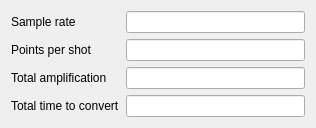
The window that PyFANS/UI/UI_TimetraceExtractorSettings.ui (zigorrom/PyFANS) describes before a commit, drawn with Qt 5.
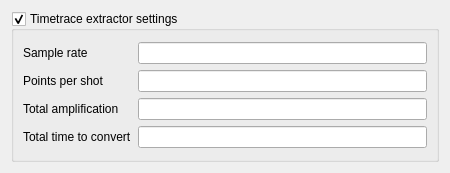
The same window after the commit.

```diff
--- a/PyFANS/UI/UI_TimetraceExtractorSettings.ui
+++ b/PyFANS/UI/UI_TimetraceExtractorSettings.ui
@@ -6,8 +6,8 @@
    <rect>
     <x>0</x>
     <y>0</y>
-    <width>316</width>
-    <height>118</height>
+    <width>450</width>
+    <height>173</height>
    </rect>
   </property>
   <property name="sizePolicy">
@@ -19,6 +19,15 @@
   <property name="windowTitle">
    <string>Settings</string>
   </property>
+  <layout class="QVBoxLayout" name="verticalLayout_2">
+   <item>
+    <widget class="QGroupBox" name="ui_use_timetrace_settings">
+     <property name="title">
+      <string>Timetrace extractor settings</string>
+     </property>
+     <property name="checkable">
+      <bool>true</bool>
+     </property>
   <layout class="QVBoxLayout" name="verticalLayout">
    <item>
     <layout class="QGridLayout" name="gridLayout">
@@ -63,6 +72,9 @@
       <widget class="QLineEdit" name="ui_total_time_to_convert"/>
      </item>
     </layout>
+      </item>
+     </layout>
+    </widget>
    </item>
   </layout>
  </widget>
```
Lines whose indentation alone changed are shown as unchanged.
